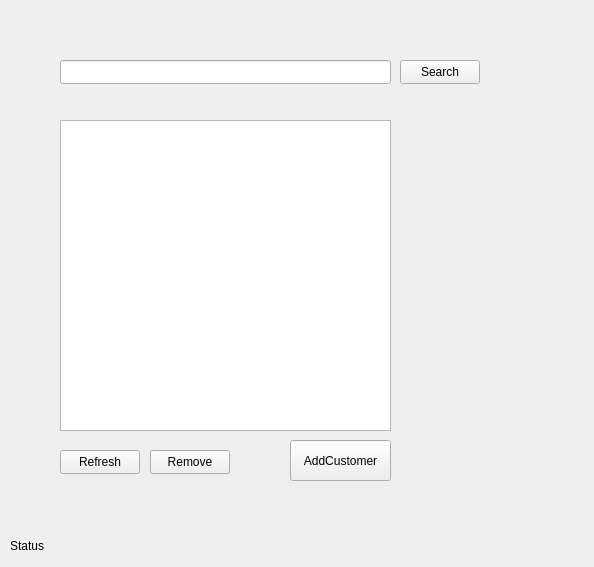
Above: mainwindow.ui from juhotuominen/CustomerManagerQT before the change. Below: the same form after it.
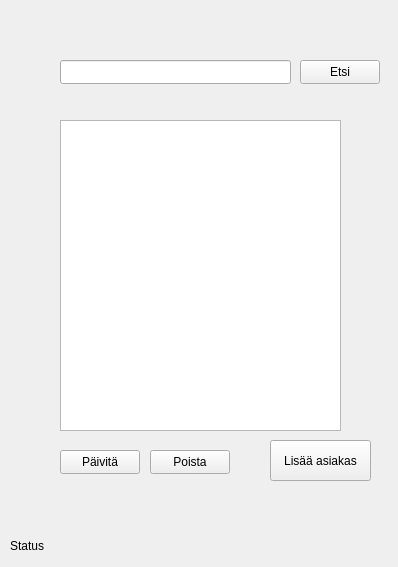
That is the form after the change.

Commit message: fixes to customer visit

```diff
--- a/mainwindow.ui
+++ b/mainwindow.ui
@@ -6,7 +6,7 @@
    <rect>
     <x>0</x>
     <y>0</y>
-    <width>594</width>
+    <width>398</width>
     <height>567</height>
    </rect>
   </property>
@@ -24,7 +24,7 @@
      </rect>
     </property>
     <property name="text">
-     <string>Remove</string>
+     <string>Poista</string>
     </property>
    </widget>
    <widget class="QPushButton" name="btnGet">
@@ -37,7 +37,7 @@
      </rect>
     </property>
     <property name="text">
-     <string>Refresh</string>
+     <string>Päivitä</string>
     </property>
    </widget>
    <widget class="QLabel" name="labelStatus">
@@ -58,17 +58,20 @@
      <rect>
       <x>60</x>
       <y>120</y>
-      <width>331</width>
+      <width>281</width>
       <height>311</height>
      </rect>
     </property>
+    <property name="showGrid">
+     <bool>false</bool>
+    </property>
    </widget>
    <widget class="QLineEdit" name="lineEditSearch">
     <property name="geometry">
      <rect>
       <x>60</x>
       <y>60</y>
-      <width>331</width>
+      <width>231</width>
       <height>24</height>
      </rect>
     </property>
@@ -76,27 +79,27 @@
    <widget class="QPushButton" name="btnSearch">
     <property name="geometry">
      <rect>
-      <x>400</x>
+      <x>300</x>
       <y>60</y>
       <width>80</width>
       <height>24</height>
      </rect>
     </property>
     <property name="text">
-     <string>Search</string>
+     <string>Etsi</string>
     </property>
    </widget>
    <widget class="QPushButton" name="btnAddCustomer">
     <property name="geometry">
      <rect>
-      <x>290</x>
+      <x>270</x>
       <y>440</y>
       <width>101</width>
       <height>41</height>
      </rect>
     </property>
     <property name="text">
-     <string>AddCustomer</string>
+     <string>Lisää asiakas</string>
     </property>
    </widget>
   </widget>
```
The commit also changes 9 other files.
